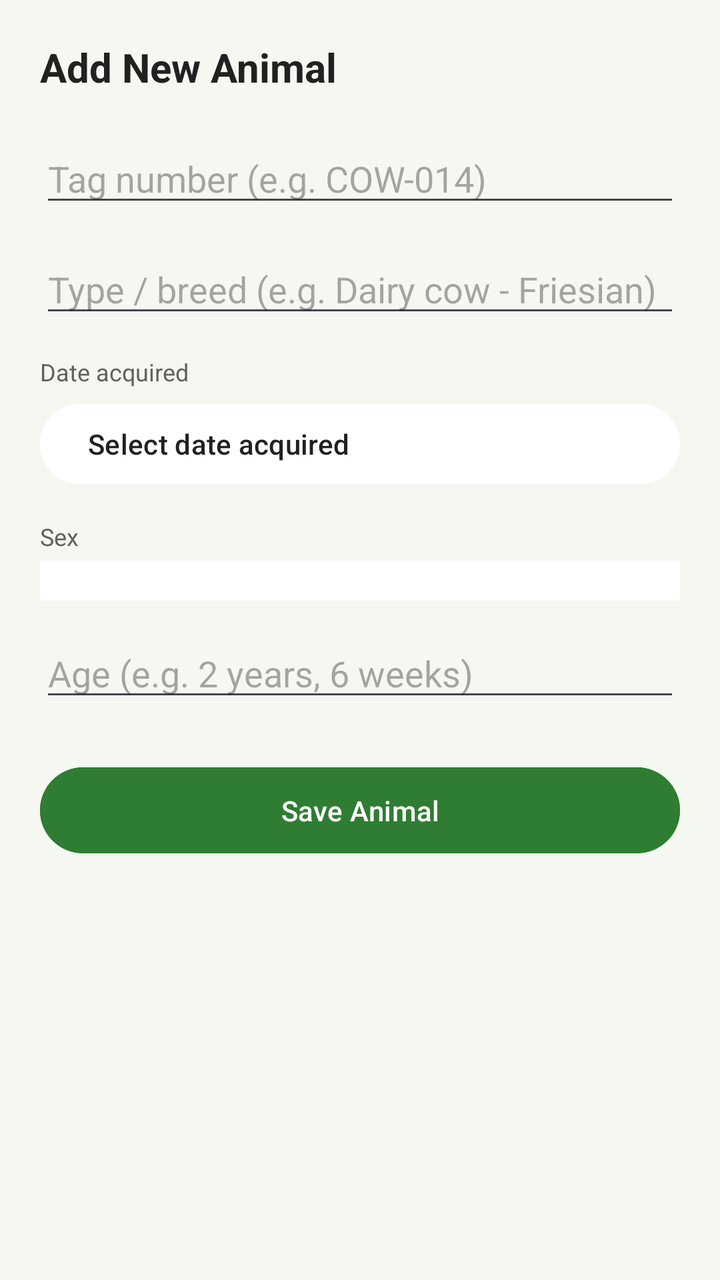
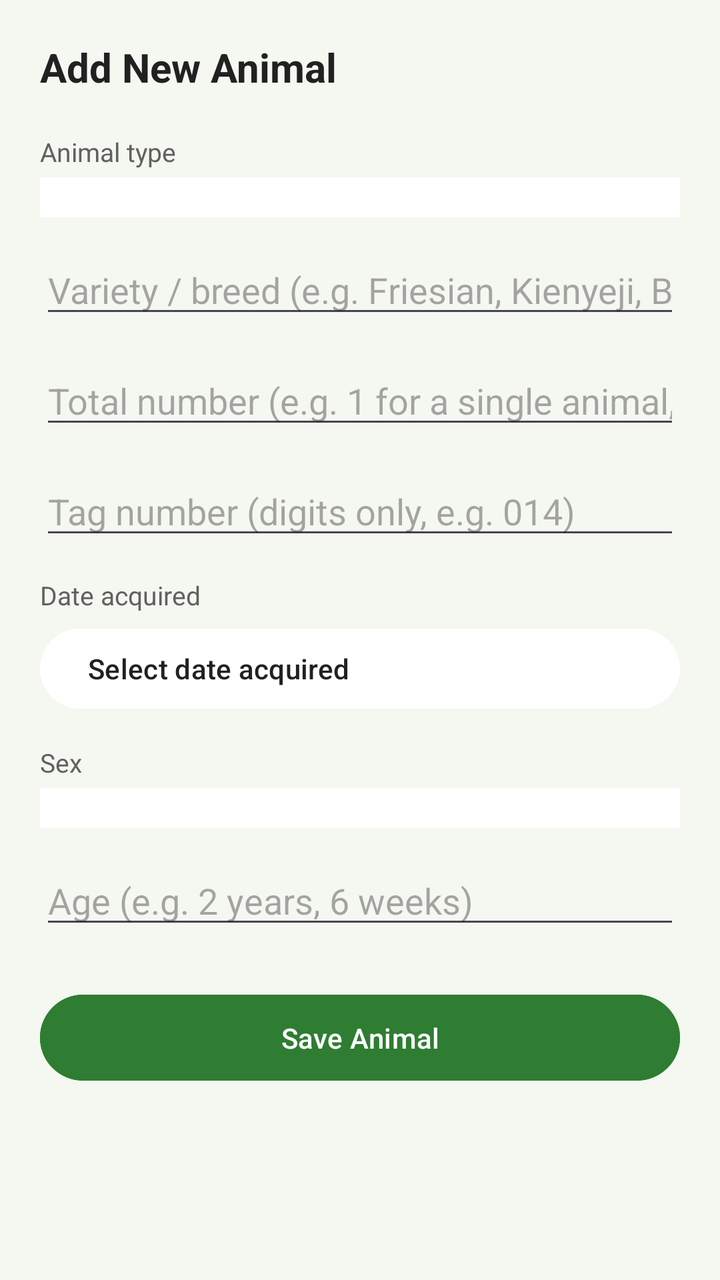

The first picture is an Android layout as it rendered before a commit; the second is the same layout after the commit. The layout source and the unified diff follow.
<!-- AndroidManifest.xml: application theme Theme.AnimalManagerApp -->
<!-- res/layout/activity_add_animal.xml -->
<?xml version="1.0" encoding="utf-8"?>
<ScrollView xmlns:android="http://schemas.android.com/apk/res/android"
    android:layout_width="match_parent"
    android:layout_height="match_parent"
    android:background="@color/background_light"
    android:fillViewport="true">

    <LinearLayout
        android:layout_width="match_parent"
        android:layout_height="wrap_content"
        android:orientation="vertical"
        android:padding="20dp">

        <TextView
            android:layout_width="wrap_content"
            android:layout_height="wrap_content"
            android:text="Add New Animal"
            android:textColor="@color/text_primary"
            android:textSize="20sp"
            android:textStyle="bold" />

        <EditText
            android:id="@+id/etTagNumber"
            android:layout_width="match_parent"
            android:layout_height="wrap_content"
            android:layout_marginTop="20dp"
            android:hint="Tag number (e.g. COW-014)"
            android:inputType="textCapCharacters" />

        <EditText
            android:id="@+id/etTypeBreed"
            android:layout_width="match_parent"
            android:layout_height="wrap_content"
            android:layout_marginTop="14dp"
            android:hint="Type / breed (e.g. Dairy cow - Friesian)"
            android:inputType="textCapWords" />

        <TextView
            android:layout_width="wrap_content"
            android:layout_height="wrap_content"
            android:layout_marginTop="14dp"
            android:text="Date acquired"
            android:textColor="@color/text_secondary"
            android:textSize="12sp" />

        <Button
            android:id="@+id/btnDateAcquired"
            android:layout_width="match_parent"
            android:layout_height="wrap_content"
            android:layout_marginTop="4dp"
            android:backgroundTint="@color/card_white"
            android:gravity="start|center_vertical"
            android:text="Select date acquired"
            android:textColor="@color/text_primary" />

        <TextView
            android:layout_width="wrap_content"
            android:layout_height="wrap_content"
            android:layout_marginTop="14dp"
            android:text="Sex"
            android:textColor="@color/text_secondary"
            android:textSize="12sp" />

        <Spinner
            android:id="@+id/spinnerSex"
            android:layout_width="match_parent"
            android:layout_height="wrap_content"
            android:layout_marginTop="4dp"
            android:background="@color/card_white"
            android:padding="10dp" />

        <EditText
            android:id="@+id/etAge"
            android:layout_width="match_parent"
            android:layout_height="wrap_content"
            android:layout_marginTop="14dp"
            android:hint="Age (e.g. 2 years, 6 weeks)"
            android:inputType="text" />

        <Button
            android:id="@+id/btnSaveAnimal"
            android:layout_width="match_parent"
            android:layout_height="wrap_content"
            android:layout_marginTop="24dp"
            android:backgroundTint="@color/green_primary"
            android:padding="12dp"
            android:text="Save Animal"
            android:textColor="@color/white" />

    </LinearLayout>
</ScrollView>
<!-- resources referenced by this layout -->
<resources>
  <color name="background_light">#F5F7F1</color>
  <color name="card_white">#FFFFFF</color>
  <color name="green_primary">#2E7D32</color>
  <color name="text_primary">#212121</color>
  <color name="text_secondary">#616161</color>
  <color name="white">#FFFFFF</color>
  <style name="Theme.AnimalManagerApp" parent="Base.Theme.AnimalManagerApp" />
  <style name="Base.Theme.AnimalManagerApp" parent="Theme.Material3.DayNight.NoActionBar">
          
          
      </style>
</resources>

<!-- the commit's change to res/layout/activity_add_animal.xml (unified diff, before → after) -->
@@ -19,21 +19,78 @@
             android:textSize="20sp"
             android:textStyle="bold" />
 
+        <TextView
+            android:layout_width="wrap_content"
+            android:layout_height="wrap_content"
+            android:layout_marginTop="20dp"
+            android:text="Animal type"
+            android:textColor="@color/text_secondary"
+            android:textSize="13sp" />
+
+        <Spinner
+            android:id="@+id/spinnerAnimalType"
+            android:layout_width="match_parent"
+            android:layout_height="wrap_content"
+            android:layout_marginTop="4dp"
+            android:background="@color/card_white"
+            android:padding="10dp" />
+
+        <EditText
+            android:id="@+id/etCustomAnimalType"
+            android:layout_width="match_parent"
+            android:layout_height="wrap_content"
+            android:layout_marginTop="10dp"
+            android:hint="Enter animal type (e.g. Emu, Guinea fowl)"
+            android:inputType="textCapWords"
+            android:visibility="gone" />
+
+        <EditText
+            android:id="@+id/etVariety"
+            android:layout_width="match_parent"
+            android:layout_height="wrap_content"
+            android:layout_marginTop="14dp"
+            android:hint="Variety / breed (e.g. Friesian, Kienyeji, Boer)"
+            android:inputType="textCapWords" />
+
+        <EditText
+            android:id="@+id/etQuantity"
+            android:layout_width="match_parent"
+            android:layout_height="wrap_content"
+            android:layout_marginTop="14dp"
+            android:hint="Total number (e.g. 1 for a single animal, 50 for a batch)"
+            android:inputType="number" />
+
+        <LinearLayout
+            android:id="@+id/llPoultryFields"
+            android:layout_width="match_parent"
+            android:layout_height="wrap_content"
+            android:orientation="vertical"
+            android:visibility="gone">
+
+            <EditText
+                android:id="@+id/etLayingCount"
+                android:layout_width="match_parent"
+                android:layout_height="wrap_content"
+                android:layout_marginTop="14dp"
+                android:hint="Number currently laying (optional)"
+                android:inputType="number" />
+
+            <EditText
+                android:id="@+id/etTraysCollected"
+                android:layout_width="match_parent"
+                android:layout_height="wrap_content"
+                android:layout_marginTop="14dp"
+                android:hint="Egg trays collected so far (optional)"
+                android:inputType="number" />
+        </LinearLayout>
+
         <EditText
             android:id="@+id/etTagNumber"
             android:layout_width="match_parent"
             android:layout_height="wrap_content"
-            android:layout_marginTop="20dp"
-            android:hint="Tag number (e.g. COW-014)"
-            android:inputType="textCapCharacters" />
-
-        <EditText
-            android:id="@+id/etTypeBreed"
-            android:layout_width="match_parent"
-            android:layout_height="wrap_content"
             android:layout_marginTop="14dp"
-            android:hint="Type / breed (e.g. Dairy cow - Friesian)"
-            android:inputType="textCapWords" />
+            android:hint="Tag number (digits only, e.g. 014)"
+            android:inputType="number" />
 
         <TextView
             android:layout_width="wrap_content"
@@ -41,7 +98,7 @@
             android:layout_marginTop="14dp"
             android:text="Date acquired"
             android:textColor="@color/text_secondary"
-            android:textSize="12sp" />
+            android:textSize="13sp" />
 
         <Button
             android:id="@+id/btnDateAcquired"
@@ -59,7 +116,7 @@
             android:layout_marginTop="14dp"
             android:text="Sex"
             android:textColor="@color/text_secondary"
-            android:textSize="12sp" />
+            android:textSize="13sp" />
 
         <Spinner
             android:id="@+id/spinnerSex"
